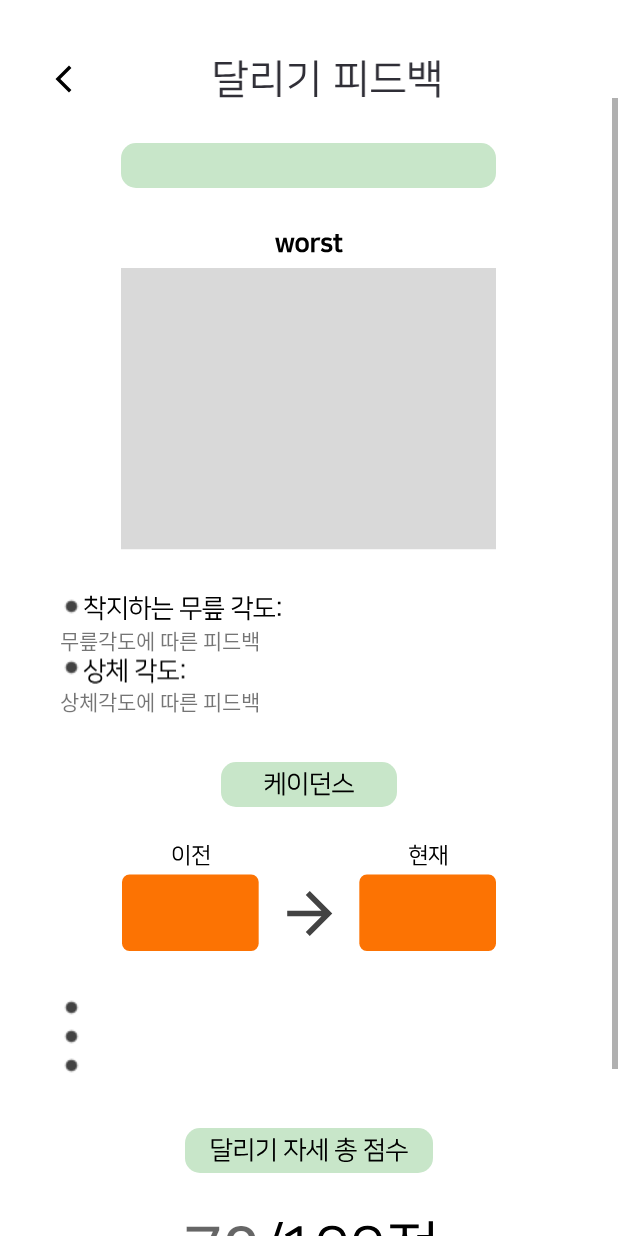
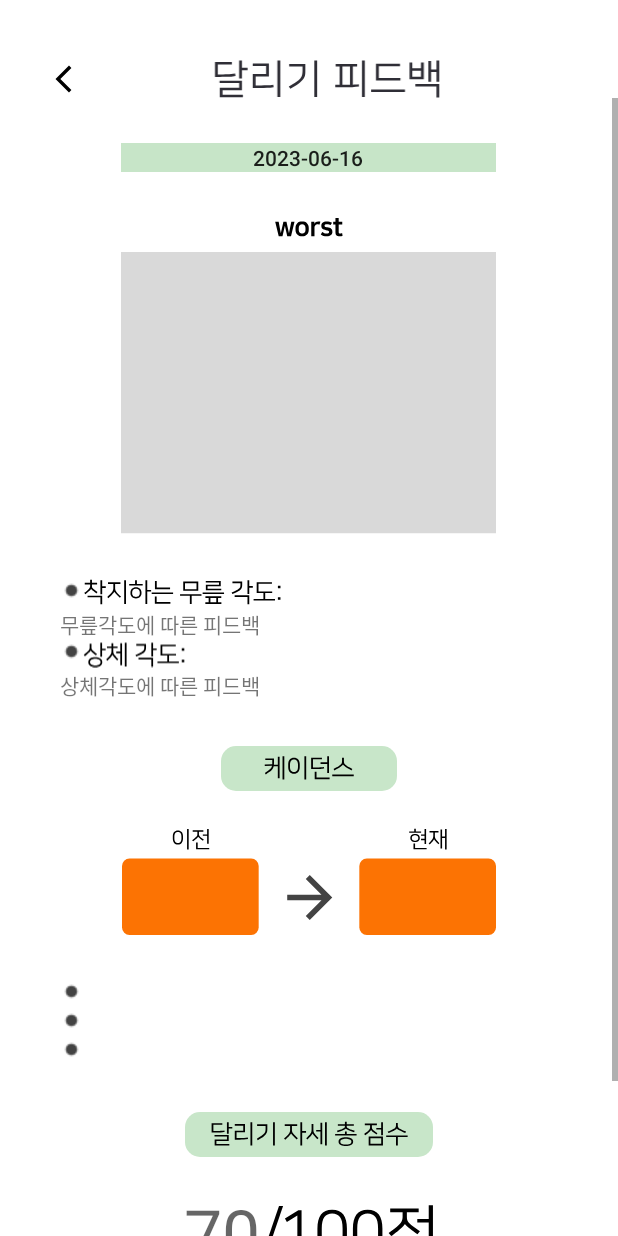
Before and after one commit to SWU-Running-Coach/Running_Coach_APP, an Android app: the RunningFeedbackActivity screen opened directly, with no data from a screen before it, on a phone screen of 412 x 824 dp. Run offline under Robolectric (Android 15) with nearby library versions, the phone set to English and light mode, and no system bars.

Commit message:
feat: 피드백화면 현재 날짜 띄우기

```diff
--- a/app/src/main/java/com/example/runningcoach_new/RunningFeedbackActivity.java
+++ b/app/src/main/java/com/example/runningcoach_new/RunningFeedbackActivity.java
@@ -5,10 +5,14 @@ import android.os.Bundle;
 import android.view.View;
 import android.widget.ImageButton;
 import android.widget.TextView;
-
 import androidx.appcompat.app.AppCompatActivity;
+import java.text.SimpleDateFormat;
+import java.util.Date;
 
 public class RunningFeedbackActivity extends AppCompatActivity {
+
+    //현재 날짜 띄우기
+    private TextView dateText;
 
     @Override
     protected void onCreate(Bundle savedInstanceState) {
@@ -24,6 +28,21 @@ public class RunningFeedbackActivity extends AppCompatActivity {
                 finish();
             }
         });
+
+        // 레이아웃에서 날짜를 표시할 텍스트뷰 가져오기
+        dateText = findViewById(R.id.dateText);
+
+        // 현재 날짜 가져오기
+        Date currentDate = new Date();
+
+        // 날짜 형식 설정
+        SimpleDateFormat dateFormat = new SimpleDateFormat("yyyy-MM-dd");
+
+        // 형식화된 날짜 문자열 생성
+        String formattedDate = dateFormat.format(currentDate);
+
+        // 텍스트뷰에 날짜 설정
+        dateText.setText(formattedDate);
 
         //착지하는 무릎각도 text
         //intent로 return값 받아오기
--- a/app/src/main/res/layout/activity_running_feedback.xml
+++ b/app/src/main/res/layout/activity_running_feedback.xml
@@ -39,13 +39,16 @@
             android:layout_height="wrap_content"
             android:orientation="vertical">
 
-            <ImageView
-                android:id="@+id/imageView3"
-                android:layout_width="wrap_content"
+            <TextView
+                android:id="@+id/dateText"
+                android:layout_width="250dp"
                 android:layout_height="wrap_content"
                 android:layout_gravity="center"
                 android:layout_marginTop="30dp"
-                app:srcCompat="@drawable/datebar" />
+                android:background="#C7E5C8"
+                android:gravity="center"
+                android:text="TextView"
+                android:textAppearance="@style/TextAppearance.AppCompat.Body2" />
 
             <ImageView
                 android:id="@+id/text2"
```
